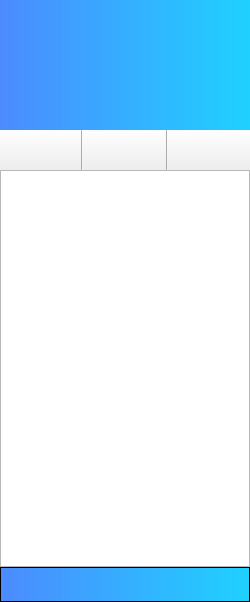
The window that src/mainwindow.ui (WHUCSLASD2017/nowe) describes before a commit, drawn with Qt 5.
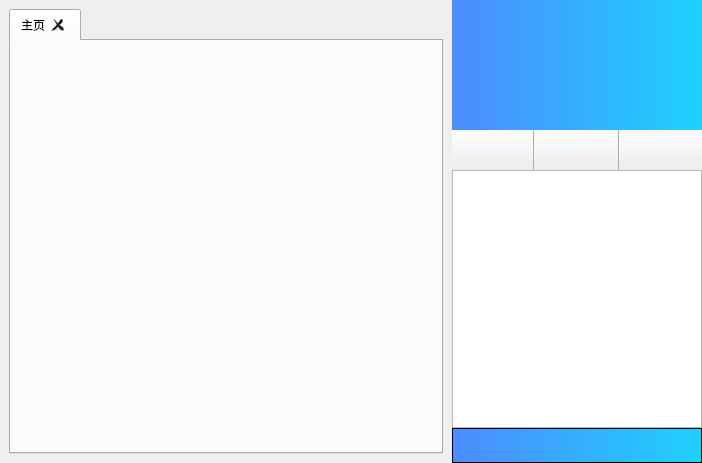
The same window after the commit.

Commit message: 给主窗口增加左侧标签页

Patch:
```diff
--- a/src/mainwindow.ui
+++ b/src/mainwindow.ui
@@ -6,8 +6,8 @@
    <rect>
     <x>0</x>
     <y>0</y>
-    <width>250</width>
-    <height>602</height>
+    <width>702</width>
+    <height>463</height>
    </rect>
   </property>
   <property name="minimumSize">
@@ -18,14 +18,14 @@
   </property>
   <property name="maximumSize">
    <size>
-    <width>250</width>
+    <width>16777215</width>
     <height>16777215</height>
    </size>
   </property>
   <property name="windowTitle">
    <string>MainWindow</string>
   </property>
-  <layout class="QVBoxLayout" name="verticalLayout_2">
+  <layout class="QHBoxLayout" name="horizontalLayout">
    <property name="spacing">
     <number>0</number>
    </property>
@@ -42,12 +42,66 @@
     <number>0</number>
    </property>
    <item>
-    <layout class="QVBoxLayout" name="verticalLayout">
-     <property name="spacing">
+    <widget class="QWidget" name="widget_2" native="true">
+     <layout class="QVBoxLayout" name="verticalLayout_10">
+      <item>
+       <widget class="QTabWidget" name="mainTabs">
+        <property name="currentIndex">
       <number>0</number>
      </property>
+        <property name="usesScrollButtons">
+         <bool>true</bool>
+        </property>
+        <property name="documentMode">
+         <bool>false</bool>
+        </property>
+        <property name="tabsClosable">
+         <bool>true</bool>
+        </property>
+        <property name="tabBarAutoHide">
+         <bool>false</bool>
+        </property>
+        <widget class="QWidget" name="mainWeb">
+         <attribute name="title">
+          <string>主页</string>
+         </attribute>
+        </widget>
+       </widget>
+      </item>
+     </layout>
+    </widget>
+   </item>
      <item>
       <widget class="QWidget" name="widget" native="true">
+     <property name="maximumSize">
+      <size>
+       <width>250</width>
+       <height>16777215</height>
+      </size>
+     </property>
+     <layout class="QHBoxLayout" name="horizontalLayout_5">
+      <property name="spacing">
+       <number>0</number>
+      </property>
+      <property name="leftMargin">
+       <number>0</number>
+      </property>
+      <property name="topMargin">
+       <number>0</number>
+      </property>
+      <property name="rightMargin">
+       <number>0</number>
+      </property>
+      <property name="bottomMargin">
+       <number>0</number>
+      </property>
+      <item>
+       <layout class="QVBoxLayout" name="verticalLayout">
+        <property name="spacing">
+         <number>0</number>
+        </property>
+        <item>
+         <widget class="QWidget" name="widget_3" native="true">
        <property name="minimumSize">
         <size>
          <width>0</width>
@@ -61,7 +115,7 @@
         </size>
        </property>
        <property name="styleSheet">
-        <string notr="true">#widget
+           <string notr="true">#widget_3
  {
 background-color: qlineargradient(spread:pad, x1:0, y1:0, x2:1, y2:0, stop:0 rgba(76, 139, 254, 255), stop:1 rgba(31, 209, 254, 255))
 }
@@ -122,7 +176,7 @@
       </widget>
      </item>
      <item>
-      <widget class="QWidget" name="widget_2" native="true">
+         <widget class="QWidget" name="widget_4" native="true">
        <layout class="QVBoxLayout" name="verticalLayout_4">
         <property name="spacing">
          <number>0</number>
@@ -145,7 +199,7 @@
            <number>0</number>
           </property>
           <item>
-           <widget class="QWidget" name="widget_3" native="true">
+              <widget class="QWidget" name="widget_5" native="true">
             <property name="minimumSize">
              <size>
               <width>0</width>
@@ -320,7 +374,7 @@
              </layout>
             </widget>
             <widget class="QWidget" name="page_3">
-             <layout class="QHBoxLayout" name="horizontalLayout">
+                <layout class="QHBoxLayout" name="horizontalLayout_2">
               <property name="spacing">
                <number>0</number>
               </property>
@@ -383,7 +437,7 @@
       </widget>
      </item>
      <item>
-      <widget class="QWidget" name="widget_5" native="true">
+         <widget class="QWidget" name="widget_6" native="true">
        <property name="minimumSize">
         <size>
          <width>0</width>
@@ -474,6 +528,9 @@
       </widget>
      </item>
     </layout>
+      </item>
+     </layout>
+    </widget>
    </item>
   </layout>
  </widget>
```
Lines whose indentation alone changed are shown as unchanged. The commit also changes 1 other file.
